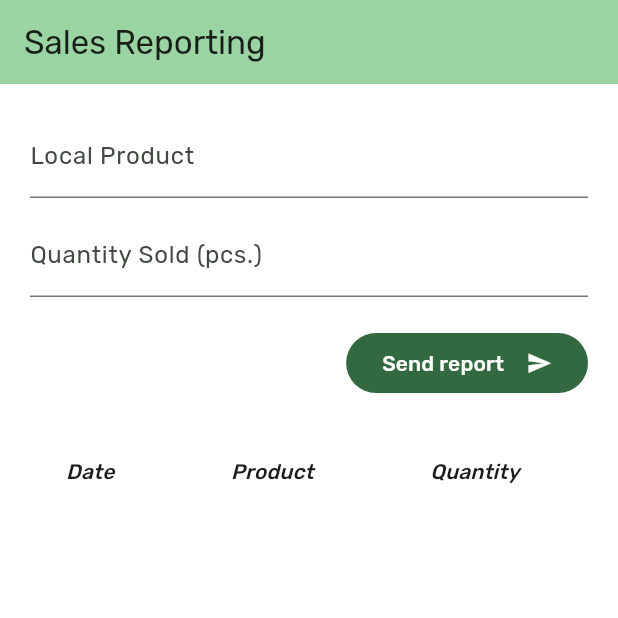
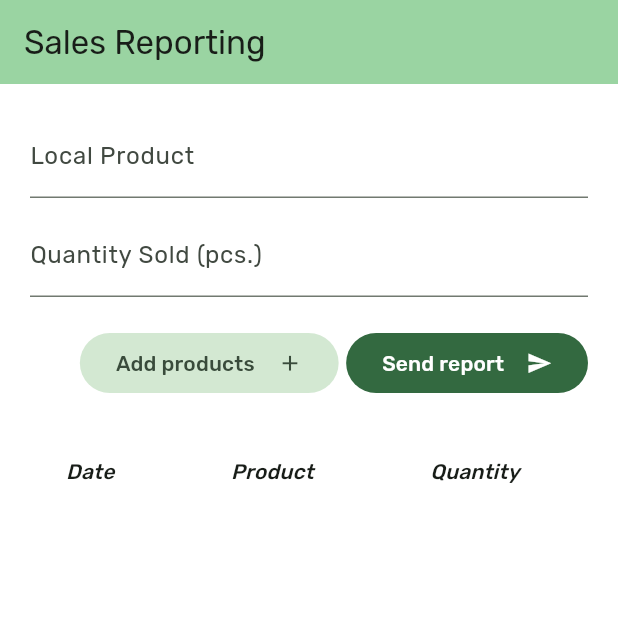
Before and after one commit to vallejohn/clinica_de_alternativo, a Flutter app: the screen it shows after launch, on a phone screen of 412 x 824 dp, the top half of it. Run offline on Flutter 3.47's test engine with Material 3 defaults, Android fonts, the phone set to English and light mode, and no system bars; our stand-ins replace auto_route, cloud_firestore, dartz, firebase_core, flutter_bloc, freezed_annotation and 2 more; accounts and stored records are empty.

Commit message:
Add products button

```diff
--- a/lib/src/sales_reporting/presentation/sale_reporting_page.dart
+++ b/lib/src/sales_reporting/presentation/sale_reporting_page.dart
@@ -51,6 +51,23 @@ class _SaleReportingPageState extends State<SaleReportingPage> {
                   const SizedBox(
                     height: 20,
                   ),
+                  Row(
+                    mainAxisAlignment: MainAxisAlignment.end,
+                    children: [
+                      FilledButton.tonal(
+                        onPressed:() {
+
+                        },
+                        child: const Row(
+                          mainAxisSize: MainAxisSize.min,
+                          children: [
+                            Text('Add products'),
+                            SizedBox(width: 15),
+                            Icon(Icons.add, size: 17),
+                          ],
+                        ),
+                      ),
+                      const SizedBox(width: 5,),
                       FilledButton(
                         onPressed: loading? null : () {
                           final salesReport = SalesReport(
@@ -71,6 +88,8 @@ class _SaleReportingPageState extends State<SaleReportingPage> {
                           ],
                         ),
                       ),
+                    ],
+                  ),
                   const SizedBox(
                     height: 20,
                   ),
@@ -78,6 +97,7 @@ class _SaleReportingPageState extends State<SaleReportingPage> {
                   if(!loadingList) SizedBox(
                     width: MediaQuery.of(context).size.width,
                     child: DataTable(
+                      sortAscending: true,
                       columns: const <DataColumn>[
                         DataColumn(
                           label: Expanded(
```
Lines whose indentation alone changed are shown as unchanged.
